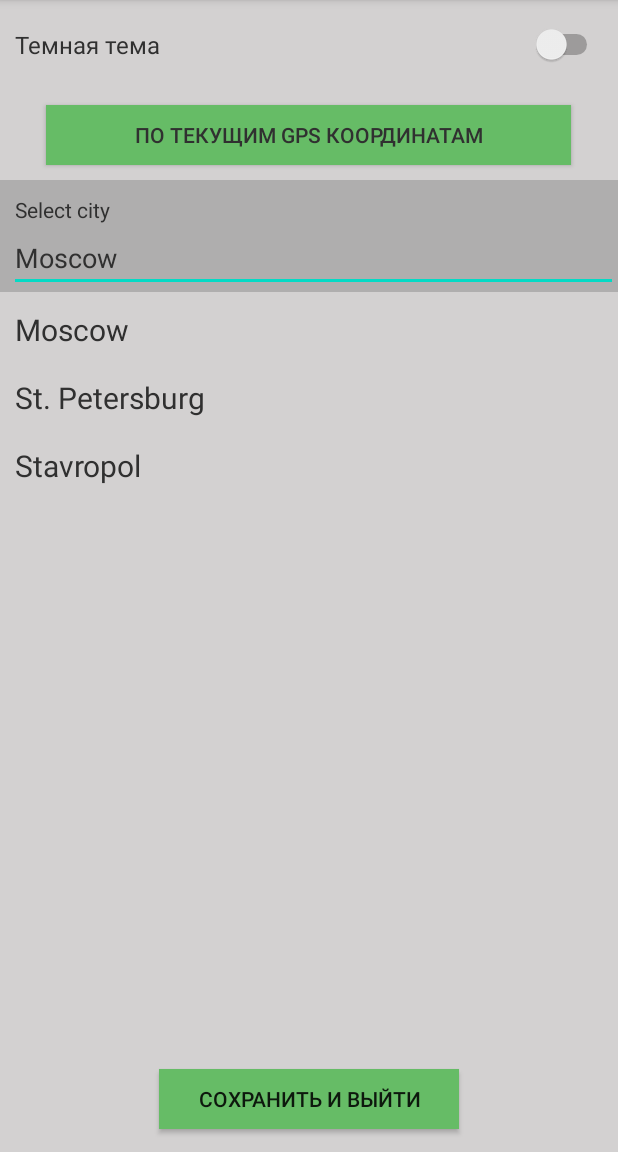
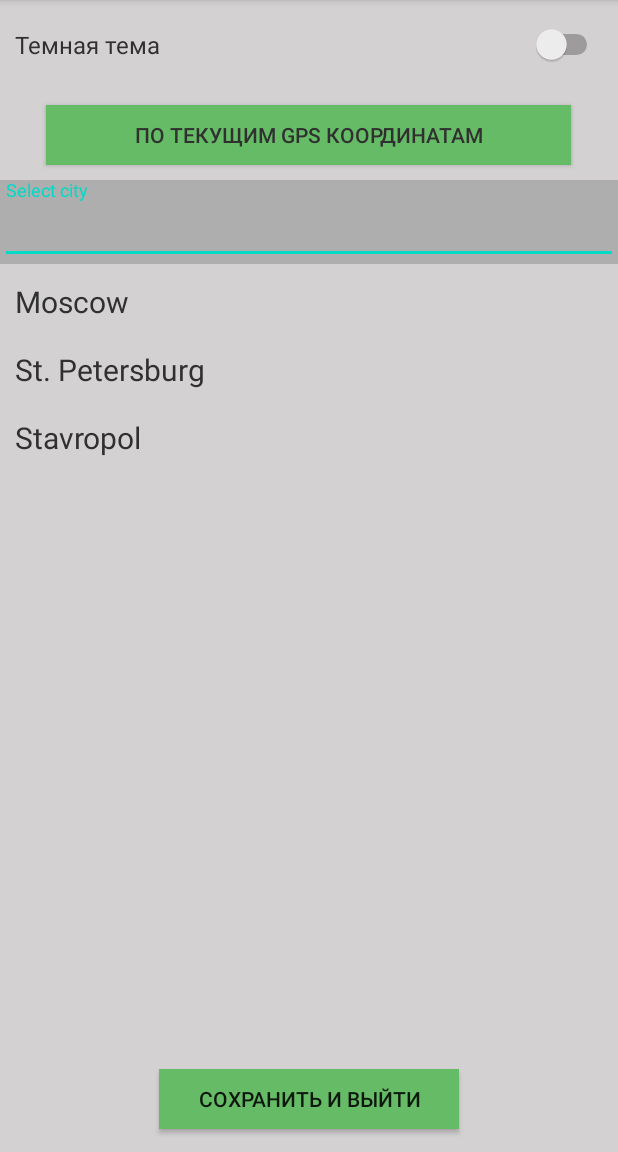
Before and after one commit to NS-762/AndroidLesson1, an Android app: the SettingsActivity screen opened directly, with no data from a screen before it, on a phone screen of 412 x 824 dp, the part 84-1236 px from its top. Run offline under Robolectric (Android 15) with nearby library versions, the phone set to English and light mode, and no system bars.

Commit message:
TextInputLayout

```diff
--- a/app/build.gradle
+++ b/app/build.gradle
@@ -38,6 +38,7 @@ dependencies {
     implementation "androidx.recyclerview:recyclerview:1.1.0"
     // For control over item selection of both touch and mouse driven selection
     implementation "androidx.recyclerview:recyclerview-selection:1.1.0"
+    implementation 'com.google.android.material:material:1.2.1'
 
     testImplementation 'junit:junit:4.+'
     androidTestImplementation 'androidx.test.ext:junit:1.1.1'
--- a/app/src/main/java/com/example/androidlesson1/SettingsActivity.java
+++ b/app/src/main/java/com/example/androidlesson1/SettingsActivity.java
@@ -8,25 +8,44 @@ import android.widget.Button;
 import android.widget.EditText;
 import android.widget.TextView;
 
+import com.google.android.material.textfield.TextInputEditText;
+
+import java.util.regex.Pattern;
+
 public class SettingsActivity extends AppCompatActivity implements Constants {
 
-    private EditText city_entry;
+    private TextInputEditText selectCity;
     private TextView city_N;
     private Button saveSettings;
+
+    Pattern patternCheckCity = Pattern.compile("^[A-Z][a-z]{2,}$");
 
     @Override
     protected void onCreate(Bundle savedInstanceState) {
         super.onCreate(savedInstanceState);
         setContentView(R.layout.activity_settings);
 
-        city_entry = findViewById(R.id.CityEntry);
+        selectCity = findViewById(R.id.select_city);
+        selectCity.setOnFocusChangeListener(new View.OnFocusChangeListener() { //метод вызывает при смене фокуса
+            @Override
+            public void onFocusChange(View v, boolean hasFocus) {
+                if (hasFocus) return;
+                TextView tv = (TextView) v;
+                String valueCity = tv.getText().toString();
+                if(patternCheckCity.matcher(valueCity).matches()) { //проверка, соответствует ли введенный город заданному паттерну
+                    tv.setError(null); //если соответствует, то ошибка убирается
+                } else {
+                    tv.setError("Error!");
+                }
+            }
+        });
 
-        saveSettings = findViewById(R.id.SaveSettings);
+        saveSettings = findViewById(R.id.save_settings);
         saveSettings.setOnClickListener(new View.OnClickListener() {
             @Override
             public void onClick(View v) {
                 Intent intentResult = new Intent(); //создание интента
-                intentResult.putExtra(CITY, city_entry.getText().toString()); //запись в интент названия города с пометкой CITY_NAME
+                intentResult.putExtra(CITY, selectCity.getText().toString()); //запись в интент названия города с пометкой CITY_NAME
                 setResult(RESULT_OK, intentResult); //установка результата RESULT_OK и отправка интента
                 finish(); //закрытие окна
             }
@@ -34,17 +53,17 @@ public class SettingsActivity extends AppCompatActivity implements Constants {
     }
 
     public void onClickCity_1(View view) {
-        city_N = findViewById(R.id.City_1);
-        city_entry.setText(city_N.getText());
+        city_N = findViewById(R.id.city_1);
+        selectCity.setText(city_N.getText());
     }
 
     public void onClickCity_2(View view) {
-        city_N = findViewById(R.id.City_2);
-        city_entry.setText(city_N.getText());
+        city_N = findViewById(R.id.city_2);
+        selectCity.setText(city_N.getText());
     }
 
     public void onClickCity_3(View view) {
-        city_N = findViewById(R.id.City_3);
-        city_entry.setText(city_N.getText());
+        city_N = findViewById(R.id.city_3);
+        selectCity.setText(city_N.getText());
     }
 }
--- a/app/src/main/res/layout/activity_settings.xml
+++ b/app/src/main/res/layout/activity_settings.xml
@@ -22,7 +22,7 @@
                 android:orientation="horizontal">
 
                 <Switch
-                    android:id="@+id/switch1"
+                    android:id="@+id/switch_1"
                     android:layout_width="wrap_content"
                     android:layout_height="wrap_content"
                     android:layout_gravity="center_vertical"
@@ -45,33 +45,26 @@
                 android:text="ПО ТЕКУЩИМ GPS КООРДИНАТАМ"
                 android:textColor="@color/text_color" />
 
-
             <LinearLayout
                 android:layout_width="match_parent"
                 android:layout_height="match_parent"
                 android:background="@color/background_dark"
                 android:orientation="vertical">
 
-                <TextView
-                    android:id="@+id/textView2"
+                <com.google.android.material.textfield.TextInputLayout
+                    android:id="@+id/city_entry"
                     android:layout_width="match_parent"
                     android:layout_height="wrap_content"
-                    android:layout_marginLeft="10dp"
-                    android:layout_marginTop="10dp"
-                    android:layout_marginRight="10dp"
-                    android:background="@color/background_dark"
-                    android:text="@string/city_0"
-                    android:textColor="@color/text_color" />
+                    android:textColor="@color/text_color">
 
-                <EditText
-                    android:id="@+id/CityEntry"
-                    android:layout_width="match_parent"
-                    android:layout_height="wrap_content"
-                    android:layout_marginStart="6dp"
-                    android:ems="10"
-                    android:inputType="textPersonName"
-                    android:text="@string/city_1"
-                    android:textColor="@color/text_color" />
+                    <com.google.android.material.textfield.TextInputEditText
+                        android:id="@+id/select_city"
+                        android:layout_width="match_parent"
+                        android:layout_height="wrap_content"
+                        android:hint="@string/select_city"
+                        android:textColor="@color/text_color" />
+                </com.google.android.material.textfield.TextInputLayout>
+
             </LinearLayout>
 
             <LinearLayout
@@ -80,7 +73,7 @@
                 android:orientation="vertical">
 
                 <TextView
-                    android:id="@+id/City_1"
+                    android:id="@+id/city_1"
                     android:layout_width="match_parent"
                     android:layout_height="40dp"
                     android:layout_marginStart="10dp"
@@ -92,7 +85,7 @@
                     android:textSize="20sp" />
 
                 <TextView
-                    android:id="@+id/City_2"
+                    android:id="@+id/city_2"
                     android:layout_width="match_parent"
                     android:layout_height="40dp"
                     android:layout_marginStart="10dp"
@@ -104,7 +97,7 @@
                     android:textSize="20sp" />
 
                 <TextView
-                    android:id="@+id/City_3"
+                    android:id="@+id/city_3"
                     android:layout_width="match_parent"
                     android:layout_height="40dp"
                     android:layout_marginStart="10dp"
@@ -122,7 +115,7 @@
     </ScrollView>
 
     <Button
-        android:id="@+id/SaveSettings"
+        android:id="@+id/save_settings"
         android:layout_width="200dp"
         android:layout_height="40dp"
         android:layout_gravity="center_horizontal"
--- a/app/src/main/res/values/strings.xml
+++ b/app/src/main/res/values/strings.xml
@@ -32,7 +32,7 @@
     <string name="temperature_6">4</string>
     <string name="temperature_7">-1</string>
 
-    <string name="city_0">Select city</string>
+    <string name="select_city">Select city</string>
     <string name="city_1">Moscow</string>
     <string name="city_2">St. Petersburg</string>
     <string name="city_3">Stavropol</string>
```
Also changed, not shown: app/src/main/java/com/example/androidlesson1/MainActivity.java (+6 -1 lines), 1 other file.
